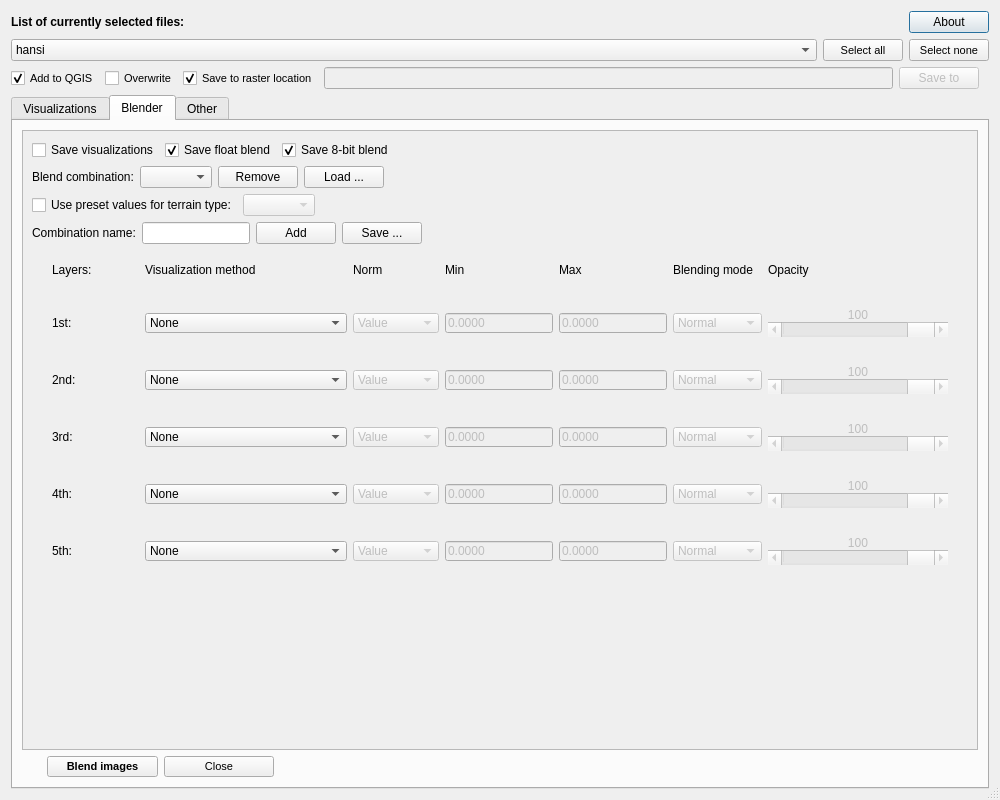
The window that qrvt_dialog_base.ui (EarthObservation/rvt-qgis) describes before a commit, drawn with Qt 5.
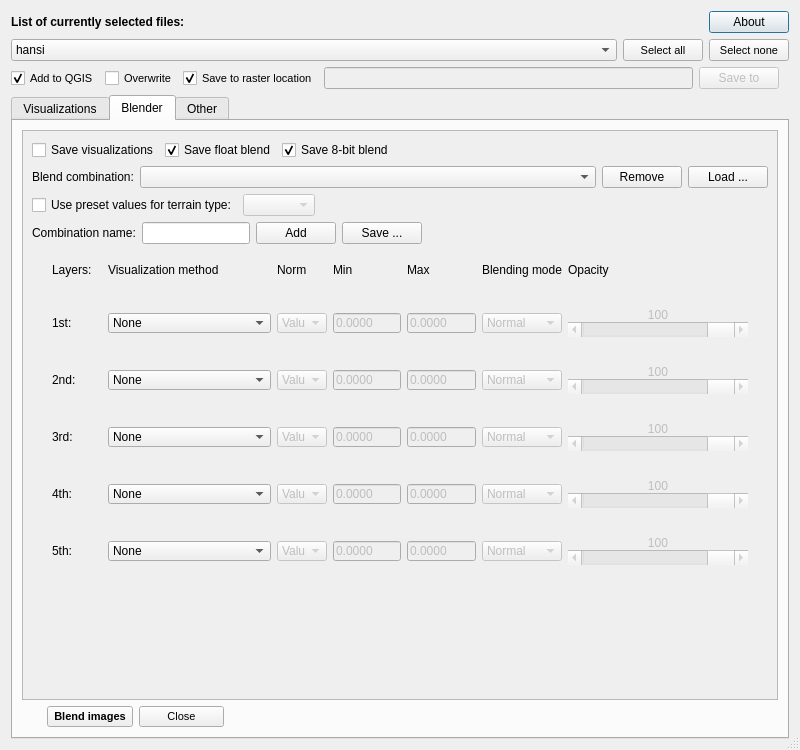
The same window after the commit. Custom widgets are drawn as their Qt base class.

Diff of the .ui file:
```diff
--- a/qrvt_dialog_base.ui
+++ b/qrvt_dialog_base.ui
@@ -6,8 +6,8 @@
    <rect>
     <x>0</x>
     <y>0</y>
-    <width>1000</width>
-    <height>800</height>
+    <width>800</width>
+    <height>750</height>
    </rect>
   </property>
   <property name="sizePolicy">
@@ -16,6 +16,18 @@
     <verstretch>0</verstretch>
    </sizepolicy>
   </property>
+  <property name="minimumSize">
+   <size>
+    <width>800</width>
+    <height>380</height>
+   </size>
+  </property>
+  <property name="maximumSize">
+   <size>
+    <width>16777215</width>
+    <height>16777215</height>
+   </size>
+  </property>
   <property name="acceptDrops">
    <bool>false</bool>
   </property>
@@ -2785,8 +2797,8 @@
                <rect>
                 <x>0</x>
                 <y>0</y>
-                <width>952</width>
-                <height>606</height>
+                <width>752</width>
+                <height>556</height>
                </rect>
               </property>
               <layout class="QVBoxLayout" name="verticalLayout_15">
@@ -2881,14 +2893,26 @@
                    <item>
                     <widget class="QComboBox" name="combo_combinations">
                      <property name="sizePolicy">
-                      <sizepolicy hsizetype="Fixed" vsizetype="Preferred">
+                      <sizepolicy hsizetype="Expanding" vsizetype="Preferred">
                        <horstretch>0</horstretch>
                        <verstretch>0</verstretch>
                       </sizepolicy>
                      </property>
+                     <property name="minimumSize">
+                      <size>
+                       <width>0</width>
+                       <height>0</height>
+                      </size>
+                     </property>
                      <property name="currentIndex">
                       <number>-1</number>
                      </property>
+                     <property name="maxVisibleItems">
+                      <number>10</number>
+                     </property>
+                     <property name="sizeAdjustPolicy">
+                      <enum>QComboBox::AdjustToContents</enum>
+                     </property>
                     </widget>
                    </item>
                    <item>
@@ -2917,22 +2941,6 @@
                      </property>
                     </widget>
                    </item>
-                   <item>
-                    <spacer name="horizontalSpacer_23">
-                     <property name="orientation">
-                      <enum>Qt::Horizontal</enum>
-                     </property>
-                     <property name="sizeType">
-                      <enum>QSizePolicy::Expanding</enum>
-                     </property>
-                     <property name="sizeHint" stdset="0">
-                      <size>
-                       <width>0</width>
-                       <height>20</height>
-                      </size>
-                     </property>
-                    </spacer>
-                   </item>
                   </layout>
                  </item>
                  <item>
```
Left out of the diff: 8 changed lines with no effect on the pictures.
